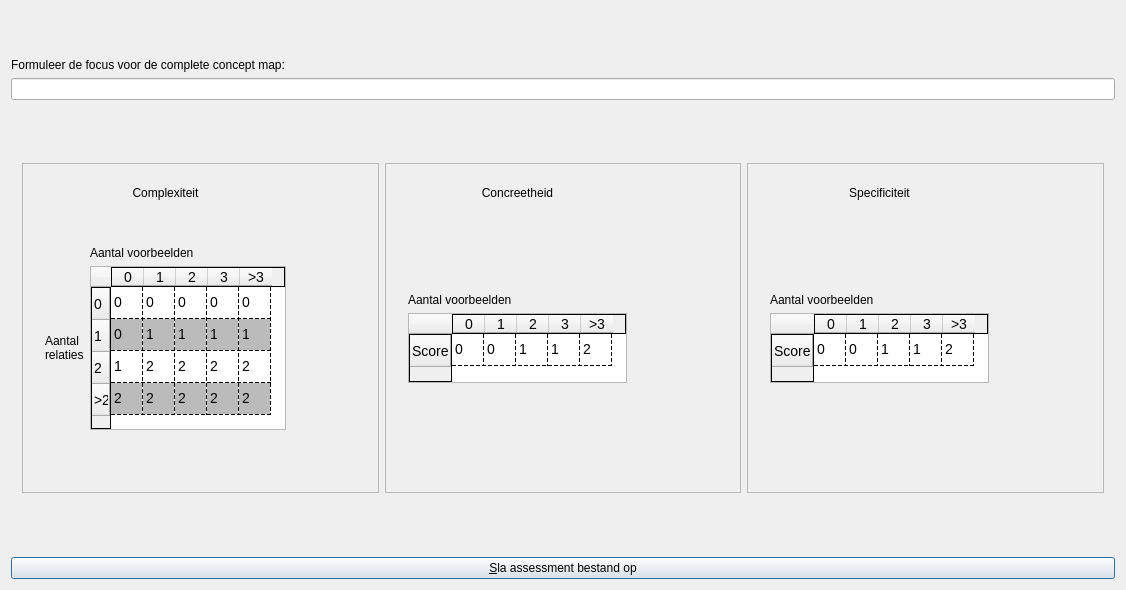
The window that qtbrainweavercreateassessmentdialog.ui (richelbilderbeek/BrainWeaver) describes before a commit, drawn with Qt 5.
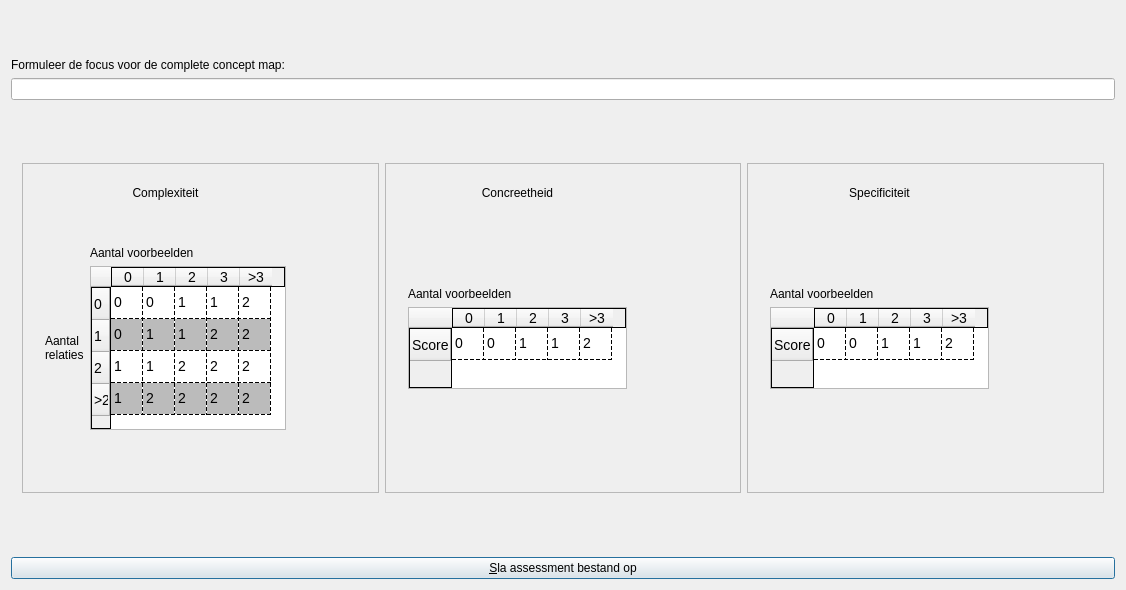
The same window after the commit. Icons and pictures are not drawn.

Commit message: Create same XCS suggestions as the default

The edit to the form file:
```diff
--- a/qtbrainweavercreateassessmentdialog.ui
+++ b/qtbrainweavercreateassessmentdialog.ui
@@ -138,7 +138,7 @@
             <item row="3" column="1">
              <widget class="QTableWidget" name="table_complexity">
               <property name="sizePolicy">
-               <sizepolicy hsizetype="Maximum" vsizetype="Maximum">
+               <sizepolicy hsizetype="Maximum" vsizetype="MinimumExpanding">
                 <horstretch>0</horstretch>
                 <verstretch>0</verstretch>
                </sizepolicy>
@@ -236,17 +236,17 @@
               </item>
               <item row="0" column="2">
                <property name="text">
-                <string>0</string>
+                <string>1</string>
                </property>
               </item>
               <item row="0" column="3">
                <property name="text">
-                <string>0</string>
+                <string>1</string>
                </property>
               </item>
               <item row="0" column="4">
                <property name="text">
-                <string>0</string>
+                <string>2</string>
                </property>
               </item>
               <item row="1" column="0">
@@ -266,12 +266,12 @@
               </item>
               <item row="1" column="3">
                <property name="text">
-                <string>1</string>
+                <string>2</string>
                </property>
               </item>
               <item row="1" column="4">
                <property name="text">
-                <string>1</string>
+                <string>2</string>
                </property>
               </item>
               <item row="2" column="0">
@@ -281,7 +281,7 @@
               </item>
               <item row="2" column="1">
                <property name="text">
-                <string>2</string>
+                <string>1</string>
                </property>
               </item>
               <item row="2" column="2">
@@ -301,7 +301,7 @@
               </item>
               <item row="3" column="0">
                <property name="text">
-                <string>2</string>
+                <string>1</string>
                </property>
               </item>
               <item row="3" column="1">
@@ -390,7 +390,7 @@
             <item>
              <widget class="QTableWidget" name="table_concreteness">
               <property name="sizePolicy">
-               <sizepolicy hsizetype="Maximum" vsizetype="Maximum">
+               <sizepolicy hsizetype="Maximum" vsizetype="MinimumExpanding">
                 <horstretch>0</horstretch>
                 <verstretch>0</verstretch>
                </sizepolicy>
@@ -555,7 +555,7 @@
             <item>
              <widget class="QTableWidget" name="table_specificity">
               <property name="sizePolicy">
-               <sizepolicy hsizetype="Maximum" vsizetype="Maximum">
+               <sizepolicy hsizetype="Maximum" vsizetype="MinimumExpanding">
                 <horstretch>0</horstretch>
                 <verstretch>0</verstretch>
                </sizepolicy>
```
The commit also changes 1 other file.
